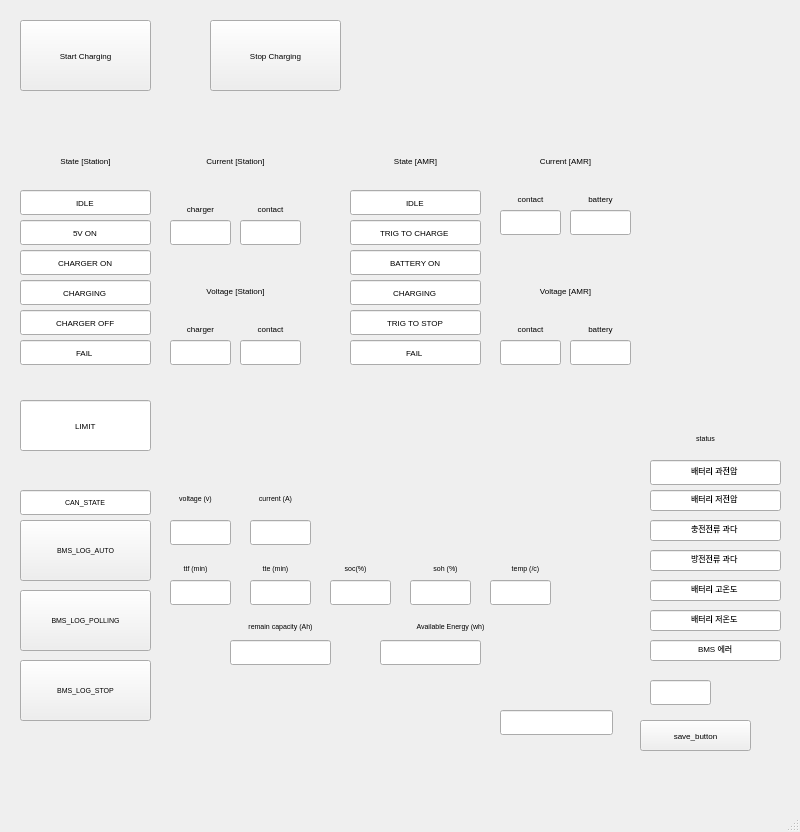
Before: the Qt Designer form src/mainwindow.ui in kimseokgyun/qt_test, drawn with Qt 5.
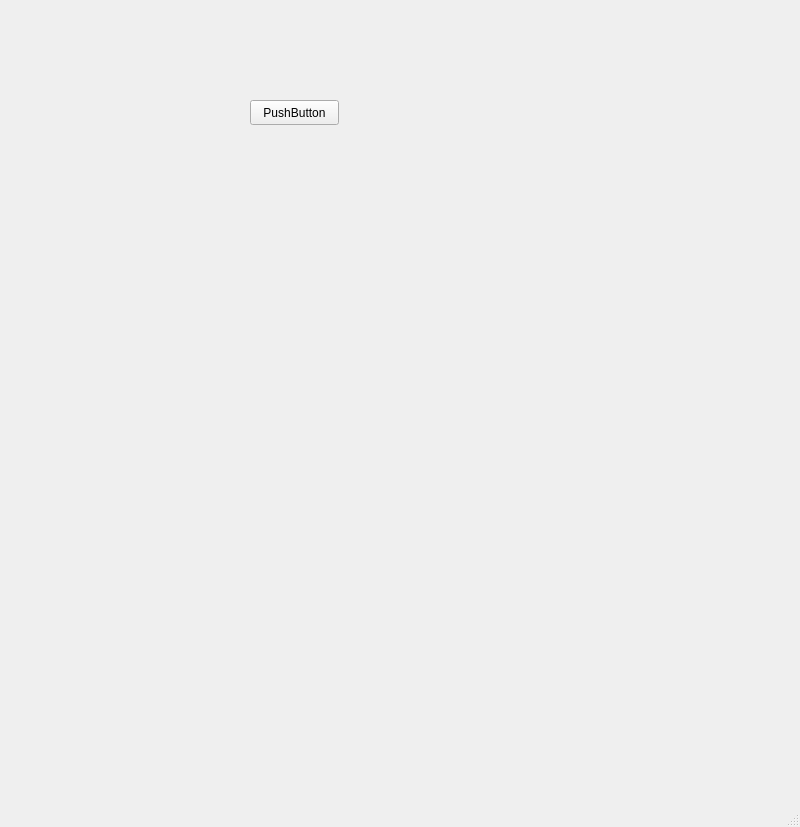
After: the same form once the commit is applied.

```diff
--- a/src/mainwindow.ui
+++ b/src/mainwindow.ui
@@ -7,1599 +7,24 @@
     <x>0</x>
     <y>0</y>
     <width>800</width>
-    <height>832</height>
+    <height>827</height>
    </rect>
   </property>
   <property name="windowTitle">
    <string>MainWindow</string>
   </property>
   <widget class="QWidget" name="centralwidget">
-   <widget class="QPushButton" name="BTN_START_CHARGING">
-    <property name="geometry">
-     <rect>
-      <x>20</x>
-      <y>20</y>
-      <width>131</width>
-      <height>71</height>
-     </rect>
-    </property>
-    <property name="font">
-     <font>
-      <pointsize>6</pointsize>
-     </font>
-    </property>
-    <property name="text">
-     <string>Start Charging</string>
-    </property>
-   </widget>
-   <widget class="QPushButton" name="BTN_STOP_CHARGING">
-    <property name="geometry">
-     <rect>
-      <x>210</x>
-      <y>20</y>
-      <width>131</width>
-      <height>71</height>
-     </rect>
-    </property>
-    <property name="font">
-     <font>
-      <pointsize>6</pointsize>
-     </font>
-    </property>
-    <property name="text">
-     <string>Stop Charging</string>
-    </property>
-   </widget>
-   <widget class="QLabel" name="label">
-    <property name="geometry">
-     <rect>
-      <x>20</x>
-      <y>140</y>
-      <width>131</width>
-      <height>41</height>
-     </rect>
-    </property>
-    <property name="font">
-     <font>
-      <pointsize>6</pointsize>
-     </font>
-    </property>
-    <property name="text">
-     <string>State [Station]</string>
-    </property>
-    <property name="alignment">
-     <set>Qt::AlignCenter</set>
-    </property>
-   </widget>
-   <widget class="QLabel" name="label_2">
-    <property name="geometry">
-     <rect>
-      <x>350</x>
-      <y>140</y>
-      <width>131</width>
-      <height>41</height>
-     </rect>
-    </property>
-    <property name="font">
-     <font>
-      <pointsize>6</pointsize>
-     </font>
-    </property>
-    <property name="text">
-     <string>State [AMR]</string>
-    </property>
-    <property name="alignment">
-     <set>Qt::AlignCenter</set>
-    </property>
-   </widget>
-   <widget class="QLineEdit" name="LE_STATE_STATION_IDLE">
-    <property name="geometry">
-     <rect>
-      <x>20</x>
-      <y>190</y>
-      <width>131</width>
-      <height>25</height>
-     </rect>
-    </property>
-    <property name="font">
-     <font>
-      <pointsize>6</pointsize>
-     </font>
-    </property>
-    <property name="text">
-     <string>IDLE</string>
-    </property>
-    <property name="alignment">
-     <set>Qt::AlignCenter</set>
-    </property>
-    <property name="readOnly">
-     <bool>true</bool>
-    </property>
-   </widget>
-   <widget class="QLineEdit" name="LE_STATE_STATION_5V_ON">
-    <property name="geometry">
-     <rect>
-      <x>20</x>
-      <y>220</y>
-      <width>131</width>
-      <height>25</height>
-     </rect>
-    </property>
-    <property name="font">
-     <font>
-      <pointsize>6</pointsize>
-     </font>
-    </property>
-    <property name="text">
-     <string>5V ON</string>
-    </property>
-    <property name="alignment">
-     <set>Qt::AlignCenter</set>
-    </property>
-    <property name="readOnly">
-     <bool>true</bool>
-    </property>
-   </widget>
-   <widget class="QLineEdit" name="LE_STATE_STATION_CHARGER_ON">
-    <property name="geometry">
-     <rect>
-      <x>20</x>
-      <y>250</y>
-      <width>131</width>
-      <height>25</height>
-     </rect>
-    </property>
-    <property name="font">
-     <font>
-      <pointsize>6</pointsize>
-     </font>
-    </property>
-    <property name="text">
-     <string>CHARGER ON</string>
-    </property>
-    <property name="alignment">
-     <set>Qt::AlignCenter</set>
-    </property>
-    <property name="readOnly">
-     <bool>true</bool>
-    </property>
-   </widget>
-   <widget class="QLineEdit" name="LE_STATE_STATION_CHARGING">
-    <property name="geometry">
-     <rect>
-      <x>20</x>
-      <y>280</y>
-      <width>131</width>
-      <height>25</height>
-     </rect>
-    </property>
-    <property name="font">
-     <font>
-      <pointsize>6</pointsize>
-     </font>
-    </property>
-    <property name="text">
-     <string>CHARGING</string>
-    </property>
-    <property name="alignment">
-     <set>Qt::AlignCenter</set>
-    </property>
-    <property name="readOnly">
-     <bool>true</bool>
-    </property>
-   </widget>
-   <widget class="QLineEdit" name="LE_STATE_STATION_CHARGER_OFF">
-    <property name="geometry">
-     <rect>
-      <x>20</x>
-      <y>310</y>
-      <width>131</width>
-      <height>25</height>
-     </rect>
-    </property>
-    <property name="font">
-     <font>
-      <pointsize>6</pointsize>
-     </font>
-    </property>
-    <property name="text">
-     <string>CHARGER OFF</string>
-    </property>
-    <property name="alignment">
-     <set>Qt::AlignCenter</set>
-    </property>
-    <property name="readOnly">
-     <bool>true</bool>
-    </property>
-   </widget>
-   <widget class="QLineEdit" name="LE_STATE_STATION_FAIL">
-    <property name="geometry">
-     <rect>
-      <x>20</x>
-      <y>340</y>
-      <width>131</width>
-      <height>25</height>
-     </rect>
-    </property>
-    <property name="font">
-     <font>
-      <pointsize>6</pointsize>
-     </font>
-    </property>
-    <property name="text">
-     <string>FAIL</string>
-    </property>
-    <property name="alignment">
-     <set>Qt::AlignCenter</set>
-    </property>
-    <property name="readOnly">
-     <bool>true</bool>
-    </property>
-   </widget>
-   <widget class="QLineEdit" name="LE_STATE_AMR_IDLE">
-    <property name="geometry">
-     <rect>
-      <x>350</x>
-      <y>190</y>
-      <width>131</width>
-      <height>25</height>
-     </rect>
-    </property>
-    <property name="font">
-     <font>
-      <pointsize>6</pointsize>
-     </font>
-    </property>
-    <property name="text">
-     <string>IDLE</string>
-    </property>
-    <property name="alignment">
-     <set>Qt::AlignCenter</set>
-    </property>
-    <property name="readOnly">
-     <bool>true</bool>
-    </property>
-   </widget>
-   <widget class="QLineEdit" name="LE_STATE_AMR_TRIG_TO_CHARGE">
-    <property name="geometry">
-     <rect>
-      <x>350</x>
-      <y>220</y>
-      <width>131</width>
-      <height>25</height>
-     </rect>
-    </property>
-    <property name="font">
-     <font>
-      <pointsize>6</pointsize>
-     </font>
-    </property>
-    <property name="text">
-     <string>TRIG TO CHARGE</string>
-    </property>
-    <property name="alignment">
-     <set>Qt::AlignCenter</set>
-    </property>
-    <property name="readOnly">
-     <bool>true</bool>
-    </property>
-   </widget>
-   <widget class="QLineEdit" name="LE_STATE_AMR_BATTERY_ON">
-    <property name="geometry">
-     <rect>
-      <x>350</x>
-      <y>250</y>
-      <width>131</width>
-      <height>25</height>
-     </rect>
-    </property>
-    <property name="font">
-     <font>
-      <pointsize>6</pointsize>
-     </font>
-    </property>
-    <property name="text">
-     <string>BATTERY ON</string>
-    </property>
-    <property name="alignment">
-     <set>Qt::AlignCenter</set>
-    </property>
-    <property name="readOnly">
-     <bool>true</bool>
-    </property>
-   </widget>
-   <widget class="QLineEdit" name="LE_STATE_AMR_CHARGING">
-    <property name="geometry">
-     <rect>
-      <x>350</x>
-      <y>280</y>
-      <width>131</width>
-      <height>25</height>
-     </rect>
-    </property>
-    <property name="font">
-     <font>
-      <pointsize>6</pointsize>
-     </font>
-    </property>
-    <property name="text">
-     <string>CHARGING</string>
-    </property>
-    <property name="alignment">
-     <set>Qt::AlignCenter</set>
-    </property>
-    <property name="readOnly">
-     <bool>true</bool>
-    </property>
-   </widget>
-   <widget class="QLineEdit" name="LE_STATE_AMR_TRIG_TO_STOP">
-    <property name="geometry">
-     <rect>
-      <x>350</x>
-      <y>310</y>
-      <width>131</width>
-      <height>25</height>
-     </rect>
-    </property>
-    <property name="font">
-     <font>
-      <pointsize>6</pointsize>
-     </font>
-    </property>
-    <property name="text">
-     <string>TRIG TO STOP</string>
-    </property>
-    <property name="alignment">
-     <set>Qt::AlignCenter</set>
-    </property>
-    <property name="readOnly">
-     <bool>true</bool>
-    </property>
-   </widget>
-   <widget class="QLineEdit" name="LE_STATE_AMR_FAIL">
-    <property name="geometry">
-     <rect>
-      <x>350</x>
-      <y>340</y>
-      <width>131</width>
-      <height>25</height>
-     </rect>
-    </property>
-    <property name="font">
-     <font>
-      <pointsize>6</pointsize>
-     </font>
-    </property>
-    <property name="text">
-     <string>FAIL</string>
-    </property>
-    <property name="alignment">
-     <set>Qt::AlignCenter</set>
-    </property>
-    <property name="readOnly">
-     <bool>true</bool>
-    </property>
-   </widget>
-   <widget class="QLineEdit" name="LE_STATION_LIMIT">
-    <property name="geometry">
-     <rect>
-      <x>20</x>
-      <y>400</y>
-      <width>131</width>
-      <height>51</height>
-     </rect>
-    </property>
-    <property name="font">
-     <font>
-      <pointsize>6</pointsize>
-     </font>
-    </property>
-    <property name="text">
-     <string>LIMIT</string>
-    </property>
-    <property name="alignment">
-     <set>Qt::AlignCenter</set>
-    </property>
-    <property name="readOnly">
-     <bool>true</bool>
-    </property>
-   </widget>
-   <widget class="QLabel" name="label_3">
-    <property name="geometry">
-     <rect>
-      <x>170</x>
-      <y>140</y>
-      <width>131</width>
-      <height>41</height>
-     </rect>
-    </property>
-    <property name="font">
-     <font>
-      <pointsize>6</pointsize>
-     </font>
-    </property>
-    <property name="text">
-     <string>Current [Station]</string>
-    </property>
-    <property name="alignment">
-     <set>Qt::AlignCenter</set>
-    </property>
-   </widget>
-   <widget class="QLabel" name="label_4">
-    <property name="geometry">
-     <rect>
-      <x>500</x>
-      <y>140</y>
-      <width>131</width>
-      <height>41</height>
-     </rect>
-    </property>
-    <property name="font">
-     <font>
-      <pointsize>6</pointsize>
-     </font>
-    </property>
-    <property name="text">
-     <string>Current [AMR]</string>
-    </property>
-    <property name="alignment">
-     <set>Qt::AlignCenter</set>
-    </property>
-   </widget>
-   <widget class="QLineEdit" name="LE_STATION_CURRENT_1">
-    <property name="geometry">
-     <rect>
-      <x>170</x>
-      <y>220</y>
-      <width>61</width>
-      <height>25</height>
-     </rect>
-    </property>
-    <property name="font">
-     <font>
-      <pointsize>6</pointsize>
-     </font>
-    </property>
-    <property name="text">
-     <string/>
-    </property>
-    <property name="alignment">
-     <set>Qt::AlignCenter</set>
-    </property>
-    <property name="readOnly">
-     <bool>true</bool>
-    </property>
-   </widget>
-   <widget class="QLineEdit" name="LE_STATION_CURRENT_2">
-    <property name="geometry">
-     <rect>
-      <x>240</x>
-      <y>220</y>
-      <width>61</width>
-      <height>25</height>
-     </rect>
-    </property>
-    <property name="font">
-     <font>
-      <pointsize>6</pointsize>
-     </font>
-    </property>
-    <property name="text">
-     <string/>
-    </property>
-    <property name="alignment">
-     <set>Qt::AlignCenter</set>
-    </property>
-    <property name="readOnly">
-     <bool>true</bool>
-    </property>
-   </widget>
-   <widget class="QLabel" name="label_5">
-    <property name="geometry">
-     <rect>
-      <x>170</x>
-      <y>200</y>
-      <width>61</width>
-      <height>17</height>
-     </rect>
-    </property>
-    <property name="font">
-     <font>
-      <pointsize>6</pointsize>
-     </font>
-    </property>
-    <property name="text">
-     <string>charger</string>
-    </property>
-    <property name="alignment">
-     <set>Qt::AlignCenter</set>
-    </property>
-   </widget>
-   <widget class="QLabel" name="label_6">
-    <property name="geometry">
-     <rect>
-      <x>240</x>
-      <y>200</y>
-      <width>61</width>
-      <height>17</height>
-     </rect>
-    </property>
-    <property name="font">
-     <font>
-      <pointsize>6</pointsize>
-     </font>
-    </property>
-    <property name="text">
-     <string>contact</string>
-    </property>
-    <property name="alignment">
-     <set>Qt::AlignCenter</set>
-    </property>
-   </widget>
-   <widget class="QLabel" name="label_7">
-    <property name="geometry">
-     <rect>
-      <x>170</x>
-      <y>270</y>
-      <width>131</width>
-      <height>41</height>
-     </rect>
-    </property>
-    <property name="font">
-     <font>
-      <pointsize>6</pointsize>
-     </font>
-    </property>
-    <property name="text">
-     <string>Voltage [Station]</string>
-    </property>
-    <property name="alignment">
-     <set>Qt::AlignCenter</set>
-    </property>
-   </widget>
-   <widget class="QLineEdit" name="LE_STATION_VOLTAGE_2">
-    <property name="geometry">
-     <rect>
-      <x>240</x>
-      <y>340</y>
-      <width>61</width>
-      <height>25</height>
-     </rect>
-    </property>
-    <property name="font">
-     <font>
-      <pointsize>6</pointsize>
-     </font>
-    </property>
-    <property name="text">
-     <string/>
-    </property>
-    <property name="alignment">
-     <set>Qt::AlignCenter</set>
-    </property>
-    <property name="readOnly">
-     <bool>true</bool>
-    </property>
-   </widget>
-   <widget class="QLineEdit" name="LE_STATION_VOLTAGE_1">
-    <property name="geometry">
-     <rect>
-      <x>170</x>
-      <y>340</y>
-      <width>61</width>
-      <height>25</height>
-     </rect>
-    </property>
-    <property name="font">
-     <font>
-      <pointsize>6</pointsize>
-     </font>
-    </property>
-    <property name="text">
-     <string/>
-    </property>
-    <property name="alignment">
-     <set>Qt::AlignCenter</set>
-    </property>
-    <property name="readOnly">
-     <bool>true</bool>
-    </property>
-   </widget>
-   <widget class="QLabel" name="label_8">
-    <property name="geometry">
-     <rect>
-      <x>240</x>
-      <y>320</y>
-      <width>61</width>
-      <height>17</height>
-     </rect>
-    </property>
-    <property name="font">
-     <font>
-      <pointsize>6</pointsize>
-     </font>
-    </property>
-    <property name="text">
-     <string>contact</string>
-    </property>
-    <property name="alignment">
-     <set>Qt::AlignCenter</set>
-    </property>
-   </widget>
-   <widget class="QLabel" name="label_9">
-    <property name="geometry">
-     <rect>
-      <x>170</x>
-      <y>320</y>
-      <width>61</width>
-      <height>17</height>
-     </rect>
-    </property>
-    <property name="font">
-     <font>
-      <pointsize>6</pointsize>
-     </font>
-    </property>
-    <property name="text">
-     <string>charger</string>
-    </property>
-    <property name="alignment">
-     <set>Qt::AlignCenter</set>
-    </property>
-   </widget>
-   <widget class="QLabel" name="label_10">
-    <property name="geometry">
-     <rect>
-      <x>500</x>
-      <y>190</y>
-      <width>61</width>
-      <height>17</height>
-     </rect>
-    </property>
-    <property name="font">
-     <font>
-      <pointsize>6</pointsize>
-     </font>
-    </property>
-    <property name="text">
-     <string>contact</string>
-    </property>
-    <property name="alignment">
-     <set>Qt::AlignCenter</set>
-    </property>
-   </widget>
-   <widget class="QLineEdit" name="LE_AMR_CURRENT_1">
-    <property name="geometry">
-     <rect>
-      <x>500</x>
-      <y>210</y>
-      <width>61</width>
-      <height>25</height>
-     </rect>
-    </property>
-    <property name="font">
-     <font>
-      <pointsize>6</pointsize>
-     </font>
-    </property>
-    <property name="text">
-     <string/>
-    </property>
-    <property name="alignment">
-     <set>Qt::AlignCenter</set>
-    </property>
-    <property name="readOnly">
-     <bool>true</bool>
-    </property>
-   </widget>
-   <widget class="QLabel" name="label_11">
-    <property name="geometry">
-     <rect>
-      <x>570</x>
-      <y>190</y>
-      <width>61</width>
-      <height>17</height>
-     </rect>
-    </property>
-    <property name="font">
-     <font>
-      <pointsize>6</pointsize>
-     </font>
-    </property>
-    <property name="text">
-     <string>battery</string>
-    </property>
-    <property name="alignment">
-     <set>Qt::AlignCenter</set>
-    </property>
-   </widget>
-   <widget class="QLineEdit" name="LE_AMR_CURRENT_2">
-    <property name="geometry">
-     <rect>
-      <x>570</x>
-      <y>210</y>
-      <width>61</width>
-      <height>25</height>
-     </rect>
-    </property>
-    <property name="font">
-     <font>
-      <pointsize>6</pointsize>
-     </font>
-    </property>
-    <property name="text">
-     <string/>
-    </property>
-    <property name="alignment">
-     <set>Qt::AlignCenter</set>
-    </property>
-    <property name="readOnly">
-     <bool>true</bool>
-    </property>
-   </widget>
-   <widget class="QLineEdit" name="LE_AMR_VOLTAGE_2">
-    <property name="geometry">
-     <rect>
-      <x>570</x>
-      <y>340</y>
-      <width>61</width>
-      <height>25</height>
-     </rect>
-    </property>
-    <property name="font">
-     <font>
-      <pointsize>6</pointsize>
-     </font>
-    </property>
-    <property name="text">
-     <string/>
-    </property>
-    <property name="alignment">
-     <set>Qt::AlignCenter</set>
-    </property>
-    <property name="readOnly">
-     <bool>true</bool>
-    </property>
-   </widget>
-   <widget class="QLineEdit" name="LE_AMR_VOLTAGE_1">
-    <property name="geometry">
-     <rect>
-      <x>500</x>
-      <y>340</y>
-      <width>61</width>
-      <height>25</height>
-     </rect>
-    </property>
-    <property name="font">
-     <font>
-      <pointsize>6</pointsize>
-     </font>
-    </property>
-    <property name="text">
-     <string/>
-    </property>
-    <property name="alignment">
-     <set>Qt::AlignCenter</set>
-    </property>
-    <property name="readOnly">
-     <bool>true</bool>
-    </property>
-   </widget>
-   <widget class="QLabel" name="label_12">
-    <property name="geometry">
-     <rect>
-      <x>500</x>
-      <y>270</y>
-      <width>131</width>
-      <height>41</height>
-     </rect>
-    </property>
-    <property name="font">
-     <font>
-      <pointsize>6</pointsize>
-     </font>
-    </property>
-    <property name="text">
-     <string>Voltage [AMR]</string>
-    </property>
-    <property name="alignment">
-     <set>Qt::AlignCenter</set>
-    </property>
-   </widget>
-   <widget class="QLabel" name="label_13">
-    <property name="geometry">
-     <rect>
-      <x>500</x>
-      <y>320</y>
-      <width>61</width>
-      <height>17</height>
-     </rect>
-    </property>
-    <property name="font">
-     <font>
-      <pointsize>6</pointsize>
-     </font>
-    </property>
-    <property name="text">
-     <string>contact</string>
-    </property>
-    <property name="alignment">
-     <set>Qt::AlignCenter</set>
-    </property>
-   </widget>
-   <widget class="QLabel" name="label_14">
-    <property name="geometry">
-     <rect>
-      <x>570</x>
-      <y>320</y>
-      <width>61</width>
-      <height>17</height>
-     </rect>
-    </property>
-    <property name="font">
-     <font>
-      <pointsize>6</pointsize>
-     </font>
-    </property>
-    <property name="text">
-     <string>battery</string>
-    </property>
-    <property name="alignment">
-     <set>Qt::AlignCenter</set>
-    </property>
-   </widget>
-   <widget class="QPushButton" name="BMS_LOG_AUTO">
-    <property name="geometry">
-     <rect>
-      <x>20</x>
-      <y>520</y>
-      <width>131</width>
-      <height>61</height>
-     </rect>
-    </property>
-    <property name="font">
-     <font>
-      <pointsize>5</pointsize>
-     </font>
-    </property>
-    <property name="text">
-     <string>BMS_LOG_AUTO</string>
-    </property>
-   </widget>
-   <widget class="QLineEdit" name="BMS_VOLTAGE">
-    <property name="geometry">
-     <rect>
-      <x>170</x>
-      <y>520</y>
-      <width>61</width>
-      <height>25</height>
-     </rect>
-    </property>
-    <property name="font">
-     <font>
-      <pointsize>5</pointsize>
-     </font>
-    </property>
-    <property name="contextMenuPolicy">
-     <enum>Qt::DefaultContextMenu</enum>
-    </property>
-    <property name="text">
-     <string/>
-    </property>
-    <property name="alignment">
-     <set>Qt::AlignCenter</set>
-    </property>
-    <property name="readOnly">
-     <bool>true</bool>
-    </property>
-   </widget>
-   <widget class="QLineEdit" name="BMS_CURRENT">
-    <property name="geometry">
-     <rect>
-      <x>250</x>
-      <y>520</y>
-      <width>61</width>
-      <height>25</height>
-     </rect>
-    </property>
-    <property name="font">
-     <font>
-      <pointsize>5</pointsize>
-     </font>
-    </property>
-    <property name="contextMenuPolicy">
-     <enum>Qt::DefaultContextMenu</enum>
-    </property>
-    <property name="text">
-     <string/>
-    </property>
-    <property name="alignment">
-     <set>Qt::AlignCenter</set>
-    </property>
-    <property name="readOnly">
-     <bool>true</bool>
-    </property>
-   </widget>
-   <widget class="QLineEdit" name="CAN_STATE_IDLE">
-    <property name="geometry">
-     <rect>
-      <x>20</x>
-      <y>490</y>
-      <width>131</width>
-      <height>25</height>
-     </rect>
-    </property>
-    <property name="font">
-     <font>
-      <pointsize>5</pointsize>
-     </font>
-    </property>
-    <property name="text">
-     <string>CAN_STATE</string>
-    </property>
-    <property name="alignment">
-     <set>Qt::AlignCenter</set>
-    </property>
-    <property name="readOnly">
-     <bool>true</bool>
-    </property>
-   </widget>
-   <widget class="QLabel" name="label_15">
-    <property name="geometry">
-     <rect>
-      <x>150</x>
-      <y>490</y>
-      <width>91</width>
-      <height>17</height>
-     </rect>
-    </property>
-    <property name="font">
-     <font>
-      <pointsize>5</pointsize>
-     </font>
-    </property>
-    <property name="text">
-     <string>voltage (v)</string>
-    </property>
-    <property name="alignment">
-     <set>Qt::AlignCenter</set>
-    </property>
-   </widget>
-   <widget class="QLabel" name="label_16">
-    <property name="geometry">
-     <rect>
-      <x>230</x>
-      <y>490</y>
-      <width>91</width>
-      <height>17</height>
-     </rect>
-    </property>
-    <property name="font">
-     <font>
-      <pointsize>5</pointsize>
-     </font>
-    </property>
-    <property name="text">
-     <string>current (A)</string>
-    </property>
-    <property name="alignment">
-     <set>Qt::AlignCenter</set>
-    </property>
-   </widget>
-   <widget class="QPushButton" name="BMS_LOG_POLLING">
-    <property name="geometry">
-     <rect>
-      <x>20</x>
-      <y>590</y>
-      <width>131</width>
-      <height>61</height>
-     </rect>
-    </property>
-    <property name="font">
-     <font>
-      <pointsize>5</pointsize>
-     </font>
-    </property>
-    <property name="text">
-     <string>BMS_LOG_POLLING</string>
-    </property>
-   </widget>
-   <widget class="QLabel" name="label_17">
-    <property name="geometry">
-     <rect>
-      <x>660</x>
-      <y>430</y>
-      <width>91</width>
-      <height>17</height>
-     </rect>
-    </property>
-    <property name="font">
-     <font>
-      <pointsize>5</pointsize>
-     </font>
-    </property>
-    <property name="text">
-     <string>status</string>
-    </property>
-    <property name="alignment">
-     <set>Qt::AlignCenter</set>
-    </property>
-   </widget>
-   <widget class="QLabel" name="label_18">
-    <property name="geometry">
-     <rect>
-      <x>150</x>
-      <y>560</y>
-      <width>91</width>
-      <height>17</height>
-     </rect>
-    </property>
-    <property name="font">
-     <font>
-      <pointsize>5</pointsize>
-     </font>
-    </property>
-    <property name="text">
-     <string>ttf (min)</string>
-    </property>
-    <property name="alignment">
-     <set>Qt::AlignCenter</set>
-    </property>
-   </widget>
-   <widget class="QLabel" name="label_19">
-    <property name="geometry">
-     <rect>
-      <x>230</x>
-      <y>560</y>
-      <width>91</width>
-      <height>17</height>
-     </rect>
-    </property>
-    <property name="font">
-     <font>
-      <pointsize>5</pointsize>
-     </font>
-    </property>
-    <property name="text">
-     <string>tte (min)</string>
-    </property>
-    <property name="alignment">
-     <set>Qt::AlignCenter</set>
-    </property>
-   </widget>
-   <widget class="QLabel" name="label_20">
-    <property name="geometry">
-     <rect>
-      <x>310</x>
-      <y>560</y>
-      <width>91</width>
-      <height>17</height>
-     </rect>
-    </property>
-    <property name="font">
-     <font>
-      <pointsize>5</pointsize>
-     </font>
-    </property>
-    <property name="text">
-     <string>soc(%)</string>
-    </property>
-    <property name="alignment">
-     <set>Qt::AlignCenter</set>
-    </property>
-   </widget>
-   <widget class="QLabel" name="label_21">
-    <property name="geometry">
-     <rect>
-      <x>400</x>
-      <y>560</y>
-      <width>91</width>
-      <height>17</height>
-     </rect>
-    </property>
-    <property name="font">
-     <font>
-      <pointsize>5</pointsize>
-     </font>
-    </property>
-    <property name="text">
-     <string>soh (%)</string>
-    </property>
-    <property name="alignment">
-     <set>Qt::AlignCenter</set>
-    </property>
-   </widget>
-   <widget class="QLineEdit" name="BMS_TTF">
-    <property name="geometry">
-     <rect>
-      <x>170</x>
-      <y>580</y>
-      <width>61</width>
-      <height>25</height>
-     </rect>
-    </property>
-    <property name="font">
-     <font>
-      <pointsize>5</pointsize>
-     </font>
-    </property>
-    <property name="contextMenuPolicy">
-     <enum>Qt::DefaultContextMenu</enum>
-    </property>
-    <property name="text">
-     <string/>
-    </property>
-    <property name="alignment">
-     <set>Qt::AlignCenter</set>
-    </property>
-    <property name="readOnly">
-     <bool>true</bool>
-    </property>
-   </widget>
-   <widget class="QLineEdit" name="BMS_TTE">
-    <property name="geometry">
-     <rect>
-      <x>250</x>
-      <y>580</y>
-      <width>61</width>
-      <height>25</height>
-     </rect>
-    </property>
-    <property name="font">
-     <font>
-      <pointsize>5</pointsize>
-     </font>
-    </property>
-    <property name="contextMenuPolicy">
-     <enum>Qt::DefaultContextMenu</enum>
-    </property>
-    <property name="text">
-     <string/>
-    </property>
-    <property name="alignment">
-     <set>Qt::AlignCenter</set>
-    </property>
-    <property name="readOnly">
-     <bool>true</bool>
-    </property>
-   </widget>
-   <widget class="QLineEdit" name="BMS_SOC">
-    <property name="geometry">
-     <rect>
-      <x>330</x>
-      <y>580</y>
-      <width>61</width>
-      <height>25</height>
-     </rect>
-    </property>
-    <property name="font">
-     <font>
-      <pointsize>5</pointsize>
-     </font>
-    </property>
-    <property name="contextMenuPolicy">
-     <enum>Qt::DefaultContextMenu</enum>
-    </property>
-    <property name="text">
-     <string/>
-    </property>
-    <property name="alignment">
-     <set>Qt::AlignCenter</set>
-    </property>
-    <property name="readOnly">
-     <bool>true</bool>
-    </property>
-   </widget>
-   <widget class="QLineEdit" name="BMS_SOH">
-    <property name="geometry">
-     <rect>
-      <x>410</x>
-      <y>580</y>
-      <width>61</width>
-      <height>25</height>
-     </rect>
-    </property>
-    <property name="font">
-     <font>
-      <pointsize>5</pointsize>
-     </font>
-    </property>
-    <property name="contextMenuPolicy">
-     <enum>Qt::DefaultContextMenu</enum>
-    </property>
-    <property name="text">
-     <string/>
-    </property>
-    <property name="alignment">
-     <set>Qt::AlignCenter</set>
-    </property>
-    <property name="readOnly">
-     <bool>true</bool>
-    </property>
-   </widget>
-   <widget class="QLabel" name="label_22">
-    <property name="geometry">
-     <rect>
-      <x>210</x>
-      <y>616</y>
-      <width>141</width>
-      <height>21</height>
-     </rect>
-    </property>
-    <property name="font">
-     <font>
-      <pointsize>5</pointsize>
-     </font>
-    </property>
-    <property name="text">
-     <string>remain capacity (Ah)</string>
-    </property>
-    <property name="alignment">
-     <set>Qt::AlignCenter</set>
-    </property>
-   </widget>
-   <widget class="QLabel" name="label_23">
-    <property name="geometry">
-     <rect>
-      <x>350</x>
-      <y>616</y>
-      <width>201</width>
-      <height>21</height>
-     </rect>
-    </property>
-    <property name="font">
-     <font>
-      <pointsize>5</pointsize>
-     </font>
-    </property>
-    <property name="text">
-     <string>Available Energy (wh)</string>
-    </property>
-    <property name="alignment">
-     <set>Qt::AlignCenter</set>
-    </property>
-   </widget>
-   <widget class="QLineEdit" name="BMS_RC">
-    <property name="geometry">
-     <rect>
-      <x>230</x>
-      <y>640</y>
-      <width>101</width>
-      <height>25</height>
-     </rect>
-    </property>
-    <property name="font">
-     <font>
-      <pointsize>5</pointsize>
-     </font>
-    </property>
-    <property name="contextMenuPolicy">
-     <enum>Qt::DefaultContextMenu</enum>
-    </property>
-    <property name="text">
-     <string/>
-    </property>
-    <property name="alignment">
-     <set>Qt::AlignCenter</set>
-    </property>
-    <property name="readOnly">
-     <bool>true</bool>
-    </property>
-   </widget>
-   <widget class="QLineEdit" name="BMS_AE">
-    <property name="geometry">
-     <rect>
-      <x>380</x>
-      <y>640</y>
-      <width>101</width>
-      <height>25</height>
-     </rect>
-    </property>
-    <property name="font">
-     <font>
-      <pointsize>5</pointsize>
-     </font>
-    </property>
-    <property name="contextMenuPolicy">
-     <enum>Qt::DefaultContextMenu</enum>
-    </property>
-    <property name="text">
-     <string/>
-    </property>
-    <property name="alignment">
-     <set>Qt::AlignCenter</set>
-    </property>
-    <property name="readOnly">
-     <bool>true</bool>
-    </property>
-   </widget>
-   <widget class="QLineEdit" name="BMS_TEMP">
-    <property name="geometry">
-     <rect>
-      <x>490</x>
-      <y>580</y>
-      <width>61</width>
-      <height>25</height>
-     </rect>
-    </property>
-    <property name="font">
-     <font>
-      <pointsize>5</pointsize>
-     </font>
-    </property>
-    <property name="contextMenuPolicy">
-     <enum>Qt::DefaultContextMenu</enum>
-    </property>
-    <property name="text">
-     <string/>
-    </property>
-    <property name="alignment">
-     <set>Qt::AlignCenter</set>
-    </property>
-    <property name="readOnly">
-     <bool>true</bool>
-    </property>
-   </widget>
-   <widget class="QLabel" name="label_24">
-    <property name="geometry">
-     <rect>
-      <x>480</x>
-      <y>560</y>
-      <width>91</width>
-      <height>17</height>
-     </rect>
-    </property>
-    <property name="font">
-     <font>
-      <pointsize>5</pointsize>
-     </font>
-    </property>
-    <property name="text">
-     <string>temp (/c)</string>
-    </property>
-    <property name="alignment">
-     <set>Qt::AlignCenter</set>
-    </property>
-   </widget>
-   <widget class="QPushButton" name="BMS_LOG_AUTO_STOP">
-    <property name="geometry">
-     <rect>
-      <x>20</x>
-      <y>660</y>
-      <width>131</width>
-      <height>61</height>
-     </rect>
-    </property>
-    <property name="font">
-     <font>
-      <pointsize>5</pointsize>
-     </font>
-    </property>
-    <property name="text">
-     <string>BMS_LOG_STOP</string>
-    </property>
-   </widget>
-   <widget class="QLineEdit" name="BMS_ERROR_OV">
-    <property name="geometry">
-     <rect>
-      <x>650</x>
-      <y>460</y>
-      <width>131</width>
-      <height>25</height>
-     </rect>
-    </property>
-    <property name="font">
-     <font>
-      <pointsize>6</pointsize>
-     </font>
-    </property>
-    <property name="text">
-     <string>배터리 과전압</string>
-    </property>
-    <property name="alignment">
-     <set>Qt::AlignCenter</set>
-    </property>
-    <property name="readOnly">
-     <bool>true</bool>
-    </property>
-   </widget>
-   <widget class="QLineEdit" name="BMS_ERROR_LV">
-    <property name="geometry">
-     <rect>
-      <x>650</x>
-      <y>490</y>
-      <width>131</width>
-      <height>21</height>
-     </rect>
-    </property>
-    <property name="font">
-     <font>
-      <pointsize>6</pointsize>
-     </font>
-    </property>
-    <property name="text">
-     <string>배터리 저전압</string>
-    </property>
-    <property name="alignment">
-     <set>Qt::AlignCenter</set>
-    </property>
-    <property name="readOnly">
-     <bool>true</bool>
-    </property>
-   </widget>
-   <widget class="QLineEdit" name="BMS_ERROR_OCC">
-    <property name="geometry">
-     <rect>
-      <x>650</x>
-      <y>520</y>
-      <width>131</width>
-      <height>21</height>
-     </rect>
-    </property>
-    <property name="font">
-     <font>
-      <pointsize>6</pointsize>
-     </font>
-    </property>
-    <property name="text">
-     <string>충전전류 과다</string>
-    </property>
-    <property name="alignment">
-     <set>Qt::AlignCenter</set>
-    </property>
-    <property name="readOnly">
-     <bool>true</bool>
-    </property>
-   </widget>
-   <widget class="QLineEdit" name="BMS_ERROR_LDC">
-    <property name="geometry">
-     <rect>
-      <x>650</x>
-      <y>550</y>
-      <width>131</width>
-      <height>21</height>
-     </rect>
-    </property>
-    <property name="font">
-     <font>
-      <pointsize>6</pointsize>
-     </font>
-    </property>
-    <property name="text">
-     <string>방전전류 과다</string>
-    </property>
-    <property name="alignment">
-     <set>Qt::AlignCenter</set>
-    </property>
-    <property name="readOnly">
-     <bool>true</bool>
-    </property>
-   </widget>
-   <widget class="QLineEdit" name="BMS_ERROR_OT">
-    <property name="geometry">
-     <rect>
-      <x>650</x>
-      <y>580</y>
-      <width>131</width>
-      <height>21</height>
-     </rect>
-    </property>
-    <property name="font">
-     <font>
-      <pointsize>6</pointsize>
-     </font>
-    </property>
-    <property name="text">
-     <string>배터리 고온도</string>
-    </property>
-    <property name="alignment">
-     <set>Qt::AlignCenter</set>
-    </property>
-    <property name="readOnly">
-     <bool>true</bool>
-    </property>
-   </widget>
-   <widget class="QLineEdit" name="BMS_ERROR_LT">
-    <property name="geometry">
-     <rect>
-      <x>650</x>
-      <y>610</y>
-      <width>131</width>
-      <height>21</height>
-     </rect>
-    </property>
-    <property name="font">
-     <font>
-      <pointsize>6</pointsize>
-     </font>
-    </property>
-    <property name="text">
-     <string>배터리 저온도</string>
-    </property>
-    <property name="alignment">
-     <set>Qt::AlignCenter</set>
-    </property>
-    <property name="readOnly">
-     <bool>true</bool>
-    </property>
-   </widget>
-   <widget class="QLineEdit" name="BMS_ERROR_BMS_ERROR">
-    <property name="geometry">
-     <rect>
-      <x>650</x>
-      <y>640</y>
-      <width>131</width>
-      <height>21</height>
-     </rect>
-    </property>
-    <property name="font">
-     <font>
-      <pointsize>6</pointsize>
-     </font>
-    </property>
-    <property name="text">
-     <string>BMS 에러</string>
-    </property>
-    <property name="alignment">
-     <set>Qt::AlignCenter</set>
-    </property>
-    <property name="readOnly">
-     <bool>true</bool>
-    </property>
-   </widget>
-   <widget class="QLineEdit" name="SAVE_LOG">
-    <property name="geometry">
-     <rect>
-      <x>650</x>
-      <y>680</y>
-      <width>61</width>
-      <height>25</height>
-     </rect>
-    </property>
-    <property name="font">
-     <font>
-      <pointsize>5</pointsize>
-     </font>
-    </property>
-    <property name="contextMenuPolicy">
-     <enum>Qt::DefaultContextMenu</enum>
-    </property>
-    <property name="text">
-     <string/>
-    </property>
-    <property name="alignment">
-     <set>Qt::AlignCenter</set>
-    </property>
-    <property name="readOnly">
-     <bool>true</bool>
-    </property>
-   </widget>
-   <widget class="QLineEdit" name="input_string">
-    <property name="geometry">
-     <rect>
-      <x>500</x>
-      <y>710</y>
-      <width>113</width>
-      <height>25</height>
-     </rect>
-    </property>
-   </widget>
-   <widget class="QPushButton" name="SAVE_BUTTON">
-    <property name="geometry">
-     <rect>
-      <x>640</x>
-      <y>720</y>
-      <width>111</width>
-      <height>31</height>
-     </rect>
-    </property>
-    <property name="font">
-     <font>
-      <pointsize>6</pointsize>
-     </font>
-    </property>
-    <property name="text">
-     <string>save_button</string>
+   <widget class="QPushButton" name="pushButton">
+    <property name="geometry">
+     <rect>
+      <x>250</x>
+      <y>100</y>
+      <width>89</width>
+      <height>25</height>
+     </rect>
+    </property>
+    <property name="text">
+     <string>PushButton</string>
     </property>
    </widget>
   </widget>
```
Left out of the diff: 2 changed lines with no effect on the pictures.
